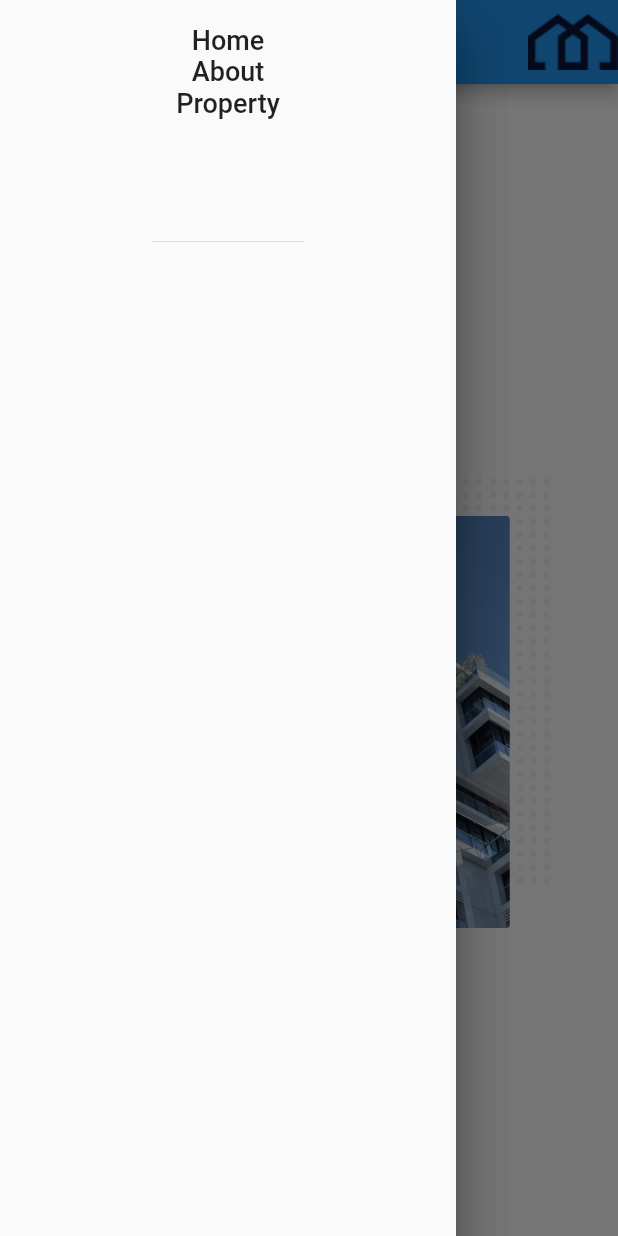
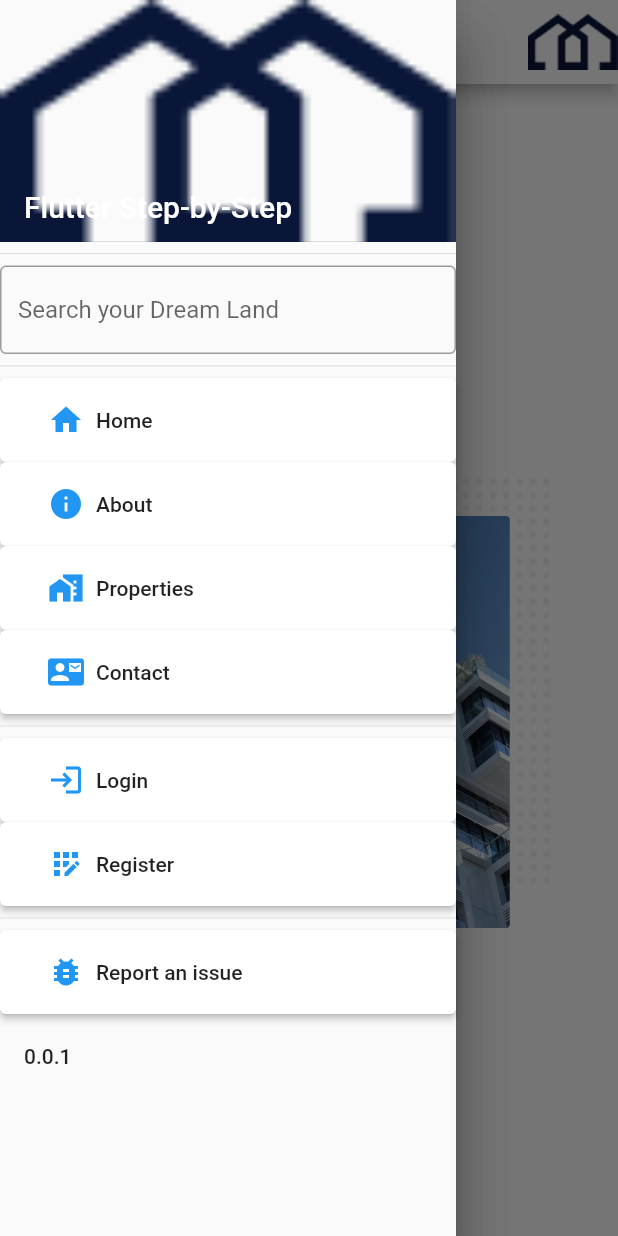
Before and after one commit to MyFaduGame/silver-bucks-frontend, a Flutter app: the screen it shows after launch, with the side drawer open, on a phone screen of 412 x 824 dp. Run offline on Flutter 3.47's test engine with Material 2 defaults, Android fonts, the phone set to English and light mode, and no system bars; our stand-ins replace responsive_builder.

Commit message:
Added Drawer

```diff
--- /dev/null
+++ b/lib/screens/login_view.dart
@@ -0,0 +1,15 @@
+import 'package:flutter/material.dart';
+import 'package:responsive_builder/responsive_builder.dart';
+
+class LoginView extends StatelessWidget {
+  const LoginView({super.key});
+
+  @override
+  Widget build(BuildContext context) {
+    return ScreenTypeLayout.builder(
+      mobile: (context) => const Text('Hello'),
+      tablet: (context) => const Center(child: CircularProgressIndicator()),
+      desktop: (context) => const Center(child: CircularProgressIndicator()), // TODO add Desktop view here, or remove it if
+    );
+  }
+}
--- a/lib/widgets/hamburger_menu/hamburger_menu.dart
+++ b/lib/widgets/hamburger_menu/hamburger_menu.dart
@@ -1,24 +1,99 @@
 import 'package:flutter/material.dart';
-import 'package:silver_bucks/widgets/navigation_bar/navbar_items.dart';
+import 'package:silver_bucks/screens/login_view.dart';
+import 'package:silver_bucks/theme/app_images.dart';
 
 class HamBurgerMenu extends StatelessWidget {
   const HamBurgerMenu({super.key});
 
   @override
   Widget build(BuildContext context) {
-    return const Drawer(
-      child: Column(
+    return Drawer(
+      child: ListView(
+        padding: EdgeInsets.zero,
         children: <Widget>[
-          DrawerHeader(
-              child: Column(
-            children: <Widget>[
-              NavBarItem('Home'),
-              NavBarItem('About'),
-              NavBarItem('Property')
-            ],
-          ))
+          _createHeader(),
+          const Divider(),
+          _searchBar(),
+          const Divider(),
+          _createDrawerItem(
+            icon: Icons.home,
+            text: 'Home',
+          ),
+          _createDrawerItem(
+            icon: Icons.info,
+            text: 'About',
+          ),
+          _createDrawerItem(
+            icon: Icons.home_work,
+            text: 'Properties',
+          ),
+          _createDrawerItem(
+            icon: Icons.contact_mail,
+            text: 'Contact',
+          ),
+          const Divider(),
+          _createDrawerItem(icon: Icons.login, text: 'Login'),
+          _createDrawerItem(
+              icon: Icons.app_registration_outlined, text: 'Register'),
+          const Divider(),
+          _createDrawerItem(icon: Icons.bug_report, text: 'Report an issue'),
+          ListTile(
+            title: const Text('0.0.1'),
+            onTap: () {},
+          ),
         ],
       ),
     );
   }
+
+  Widget _createHeader() {
+    return DrawerHeader(
+        margin: EdgeInsets.zero,
+        padding: EdgeInsets.zero,
+        decoration: BoxDecoration(
+            image: DecorationImage(
+                fit: BoxFit.fill, image: AssetImage(HomeViewImages().logo))),
+        child: const Stack(children: <Widget>[
+          Positioned(
+              bottom: 12.0,
+              left: 16.0,
+              child: Text("Flutter Step-by-Step",
+                  style: TextStyle(
+                      color: Colors.white,
+                      fontSize: 20.0,
+                      fontWeight: FontWeight.w500))),
+        ]));
+  }
+
+  Widget _createDrawerItem(
+      {IconData? icon, String? text, GestureTapCallback? onTap}) {
+    return ElevatedButton(
+      style: ElevatedButton.styleFrom(backgroundColor: Colors.white),
+      onPressed: () => {},
+      child: ListTile(
+        title: Row(
+          children: <Widget>[
+            Icon(
+              icon,
+              color: Colors.blue,
+            ),
+            Padding(
+              padding: const EdgeInsets.only(left: 8.0),
+              child: Text(text!),
+            )
+          ],
+        ),
+        onTap: onTap,
+      ),
+    );
+  }
+
+  Widget _searchBar() {
+    return const TextField(
+      decoration: InputDecoration(
+          alignLabelWithHint: true,
+          hintText: "Search your Dream Land",
+          border: OutlineInputBorder()),
+    );
+  }
 }
--- a/lib/widgets/house_detail/home_detail_page_tablet.dart
+++ b/lib/widgets/house_detail/home_detail_page_tablet.dart
@@ -12,6 +12,8 @@ class HomeBodyTabletMobile extends StatelessWidget {
   Widget build(BuildContext context) {
     return Scaffold(
       appBar: AppBar(
+        foregroundColor: Colors.black,
+        backgroundColor: Colors.white,
         actions: const <Widget>[NavigatorBar()],
       ),
       drawer: const Drawer(
```
